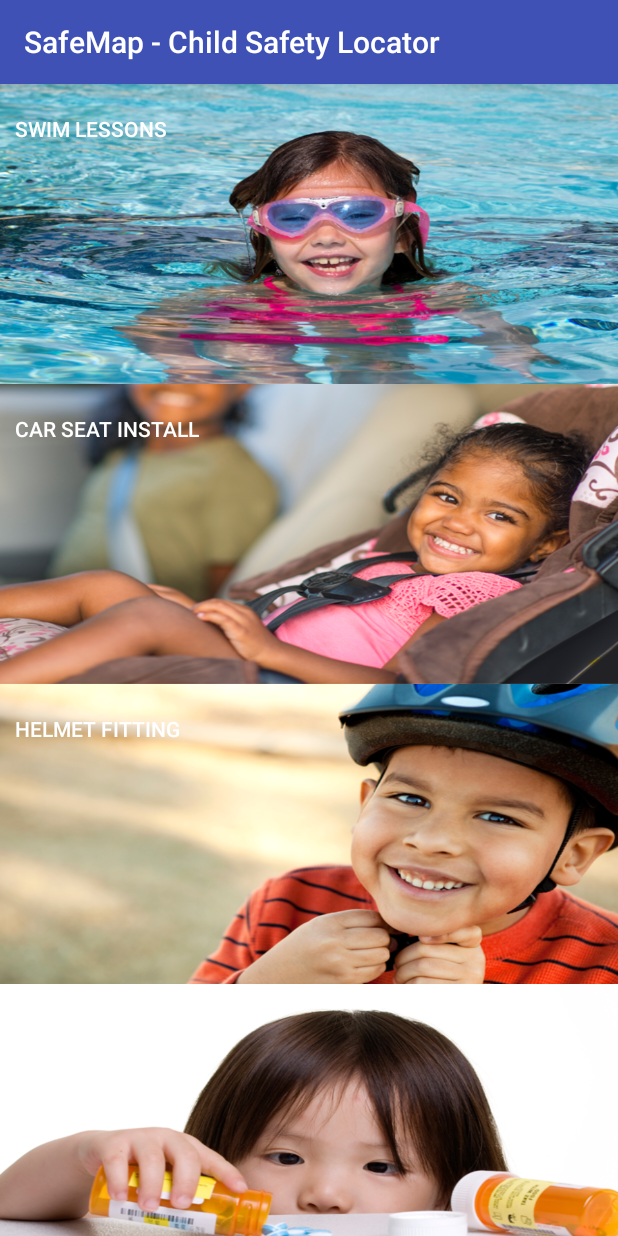
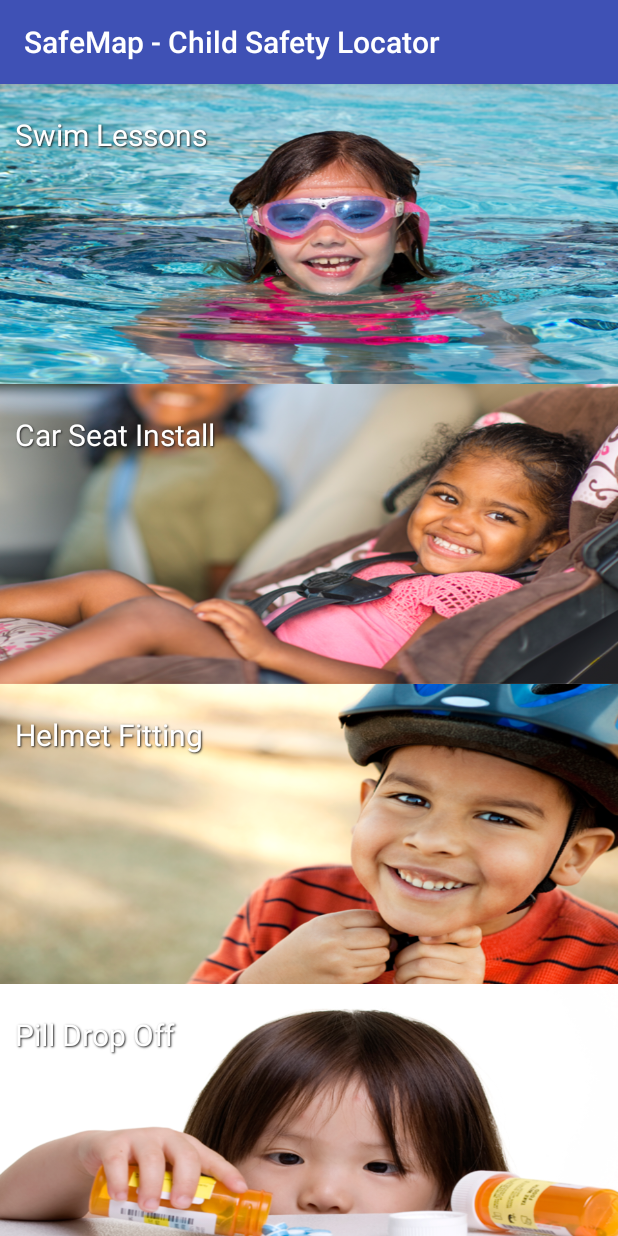
Before and after one commit to chrisjmartinez/CSCAndroid, an Android app: the screen it shows after launch (MainActivity), on a phone screen of 412 x 824 dp. Run offline under Robolectric (Android 15) with nearby library versions, the phone set to English and light mode, and no system bars.

Commit message:
Add Shadow to overlay text to give contrast against image

```diff
--- a/app/src/main/res/layout/activity_main.xml
+++ b/app/src/main/res/layout/activity_main.xml
@@ -24,6 +24,7 @@
                 android:gravity="left"
                 android:paddingTop="20dip"
                 android:paddingLeft="10dip"
+                android:textAppearance="@style/OverlayTextStyle"
                 android:onClick="swimButtonClick" />
             <Button
                 android:id="@+id/buttonCarSeat"
@@ -36,6 +37,7 @@
                 android:gravity="left"
                 android:paddingTop="20dip"
                 android:paddingLeft="10dip"
+                android:textAppearance="@style/OverlayTextStyle"
                 android:onClick="carSeatButtonClick" />
             <Button
                 android:id="@+id/buttonHelmet"
@@ -48,6 +50,7 @@
                 android:gravity="left"
                 android:paddingTop="20dip"
                 android:paddingLeft="10dip"
+                android:textAppearance="@style/OverlayTextStyle"
                 android:onClick="helmetButtonClick" />
             <Button
                 android:id="@+id/buttonPillDrop"
@@ -60,6 +63,7 @@
                 android:gravity="left"
                 android:paddingTop="20dip"
                 android:paddingLeft="10dip"
+                android:textAppearance="@style/OverlayTextStyle"
                 android:onClick="pillDropButtonClick" />
             <LinearLayout
                 android:layout_width="match_parent"
--- a/app/src/main/res/values/styles.xml
+++ b/app/src/main/res/values/styles.xml
@@ -8,4 +8,13 @@
         <item name="colorAccent">@color/colorAccent</item>
     </style>
 
+    <style name="OverlayTextStyle">
+        <item name="android:textSize">20sp</item>
+        <item name="android:textColor">#FFF</item>
+        <item name="android:shadowColor">#222</item>
+        <item name="android:shadowDx">1</item>
+        <item name="android:shadowDy">1</item>
+        <item name="android:shadowRadius">1</item>
+    </style>
+
 </resources>
```
